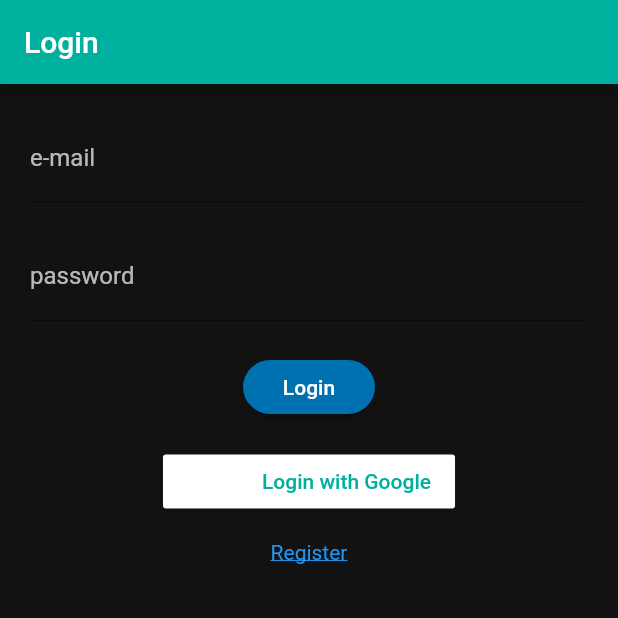
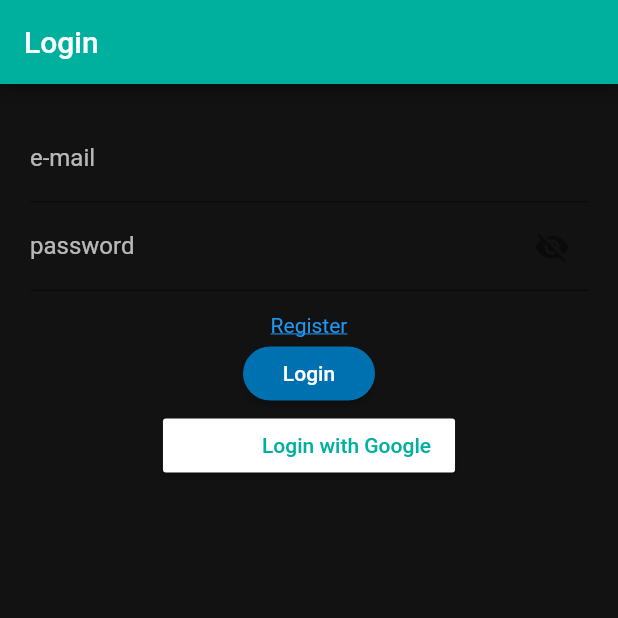
Before and after one commit to murosfc/findme, a Flutter app: the screen it shows after launch, on a phone screen of 412 x 824 dp, the top half of it. Run offline on Flutter 3.47's test engine with Material 2 defaults, Android fonts, the phone set to English and light mode, and no system bars; our stand-ins replace google_sign_in, localization.

Commit message:
Add Classe com info da API, up em login e reg

```diff
--- a/lib/api/ApiUrls.dart
+++ b/lib/api/ApiUrls.dart
@@ -1,8 +1,13 @@
 class ApiUrls {
-  final String _endpoint = "http://192.168.1.166:8080";
-  final _register = "/register";
+  final String _endpoint = "http://192.168.1.166:8080/api/user";
+  final String _register = "/register";
+  final String _login = "/auth";
 
-  String getRegistrationUrl() {
+  String registrationUrl() {
     return _endpoint + _register;
   }
+
+  String logintionUrl() {
+    return _endpoint + _login;
+  }
 }
--- a/lib/i18n/en_US.json
+++ b/lib/i18n/en_US.json
@@ -9,7 +9,7 @@
     "email": "e-mail",
     "password": "password",
     "valid-email": "Please enter a valid email",
-    "valid-password": "Password must be at least 6 characters",
+    "valid-password": "Password must be at least 8 characters",
     "google-log": "Login with Google",
     "register": "Register",
     "enter-name": "Please enter your name",
@@ -18,5 +18,6 @@
     "reenter-password": "Re-enter Password",
     "pass-not-match": "Passwords do not match",
     "email-in-use": "The e-mail informed is already in use.\n You can try to login or register informing a different e-mail",
-    "unknow-error": "Unknow error"
+    "unknow-error": "Unknow error",
+    "invalid-credentials": "Invalid e-mail or password"
 }
--- a/lib/i18n/pt_BR.json
+++ b/lib/i18n/pt_BR.json
@@ -18,5 +18,6 @@
     "reenter-password": "Digite novamente a senha",
     "pass-not-match": "As senhas digitadas precisam ser iguais",
     "email-in-use": "O e-mail informado já está em uso.\n Você pode tentar fazer login ou registrar com outro e-mail",
-    "unknow-error": "Erro desconhecido"
+    "unknow-error": "Erro desconhecido",
+    "invalid-credentials": "E-mail ou senha inválidos"
 }
--- a/lib/pages/LoginPage.dart
+++ b/lib/pages/LoginPage.dart
@@ -1,6 +1,7 @@
 import 'dart:io';
 
 import 'package:findme/FindnMeHome.dart';
+import 'package:findme/api/ApiUrls.dart';
 import 'package:findme/pages/RegisterScreen.dart';
 import 'package:flutter/material.dart';
 import 'package:http/http.dart';
@@ -21,6 +22,11 @@
   final _scaffoldKey = GlobalKey<ScaffoldState>();
   late String _email, _password;
   final GoogleSignIn _googleSignIn = GoogleSignIn();
+  bool _isLoading = false,
+      _obscurePassword = true,
+      _obscureReenterPassword = true;
+  String? _errorMessage;
+  final _passwordTextEditingController = TextEditingController();
 
   @override
   Widget build(BuildContext context) {
@@ -44,27 +50,57 @@
                     !input!.contains('@') ? "email-valid".i18n() : null,
                 onSaved: (input) => _email = input!,
               ),
-              const SizedBox(height: 20.0),
               TextFormField(
-                style: const TextStyle(color: Colors.white),
+                controller: _passwordTextEditingController,
                 decoration: InputDecoration(
-                    labelText: 'password'.i18n(),
-                    labelStyle: const TextStyle(color: Colors.white70)),
-                validator: (input) =>
-                    input!.length < 6 ? "password-valid".i18n() : null,
-                onSaved: (input) => _password = input!,
-                obscureText: true,
-              ),
-              const SizedBox(height: 20.0),
-              MaterialButton(
-                onPressed: _submit,
-                child: const Text('Login'),
-                color: VisualIdColors.colorBlue(),
-                textColor: Colors.white,
-                shape: RoundedRectangleBorder(
-                    borderRadius: BorderRadius.circular(20.0)),
+                  labelText: "password".i18n(),
+                  labelStyle: const TextStyle(color: Colors.white70),
+                  suffixIcon: IconButton(
+                    onPressed: () {
+                      setState(() {
+                        _obscurePassword = !_obscurePassword;
+                      });
+                    },
+                    icon: Icon(_obscurePassword
+                        ? Icons.visibility_off
+                        : Icons.visibility),
+                  ),
+                ),
+                obscureText: _obscurePassword,
+                validator: (value) {
+                  value!.length < 8 ? "password-valid".i18n() : null;
+                },
+                onSaved: (value) => _password = value!,
               ),
               const SizedBox(height: 15),
+              InkWell(
+                onTap: () => _register(),
+                child: Text(
+                  "register".i18n(),
+                  style: const TextStyle(
+                      decoration: TextDecoration.underline, color: Colors.blue),
+                ),
+              ),
+              _isLoading
+                  ? const CircularProgressIndicator()
+                  : MaterialButton(
+                      onPressed: () {
+                        if (_formKey.currentState!.validate()) {
+                          _formKey.currentState!.save();
+                          _submit();
+                        }
+                      },
+                      child: const Text("Login"),
+                      color: VisualIdColors.colorBlue(),
+                      textColor: Colors.white,
+                      shape: RoundedRectangleBorder(
+                          borderRadius: BorderRadius.circular(20.0)),
+                    ),
+              if (_errorMessage != null)
+                Text(
+                  _errorMessage!,
+                  style: const TextStyle(color: Colors.red),
+                ),
               MaterialButton(
                 color: Colors.white,
                 textColor: Theme.of(context).primaryColor,
@@ -78,15 +114,7 @@
                   ],
                 ),
               ),
-              const SizedBox(height: 15),
-              InkWell(
-                onTap: () => _register(),
-                child: Text(
-                  "register".i18n(),
-                  style: const TextStyle(
-                      decoration: TextDecoration.underline, color: Colors.blue),
-                ),
-              )
+              const SizedBox(height: 20.0),
             ],
           ),
         ),
@@ -97,13 +125,17 @@
   Future<void> _submit() async {
     if (_formKey.currentState!.validate()) {
       _formKey.currentState!.save();
+
+      setState(() {
+        _isLoading = true;
+      });
+
       Map<String, String> body = {
         'email': _email,
         'password': _password,
       };
-      String url = 'http://192.168.1.166:8080/user/login';
-      String bodyJson = json.encode({'email': _email, 'password': _password});
-      Response response = await http.post(Uri.parse(url),
+      String bodyJson = json.encode(body);
+      Response response = await http.post(Uri.parse(ApiUrls().logintionUrl()),
           headers: {'Content-Type': 'application/json'}, body: bodyJson);
       if (response.statusCode == 200) {
         // ignore: use_build_context_synchronously
@@ -112,10 +144,19 @@
           MaterialPageRoute(builder: (context) => FindnMeHome()),
         );
       } else {
-        if (response.statusCode == "Connection refused") {
-          print("Error: ${response.statusCode}");
+        if (response.statusCode == 401) {
+          _errorMessage = "invalid-credentials".i18n();
         }
       }
+
+      setState(() {
+        _isLoading = false;
+      });
+      Future.delayed(const Duration(seconds: 5), () {
+        setState(() {
+          _errorMessage = null;
+        });
+      });
     }
   }
 
--- a/lib/pages/RegisterScreen.dart
+++ b/lib/pages/RegisterScreen.dart
@@ -6,6 +6,7 @@
 import 'package:localization/localization.dart';
 import 'package:http/http.dart' as http;
 
+import '../colors/VisualIdColors.dart';
 import 'LoginPage.dart';
 
 class RegisterScreen extends StatefulWidget {
@@ -129,7 +130,7 @@
             if (_errorMessage != null)
               Text(
                 _errorMessage!,
-                style: TextStyle(color: Colors.red),
+                style: const TextStyle(color: Colors.red),
               )
           ],
         ),
@@ -152,7 +153,7 @@
 
     try {
       Response response = await http.post(
-          Uri.parse(ApiUrls().getRegistrationUrl()),
+          Uri.parse(ApiUrls().registrationUrl()),
           headers: {'Content-Type': 'application/json'},
           body: bodyJson);
 
```
